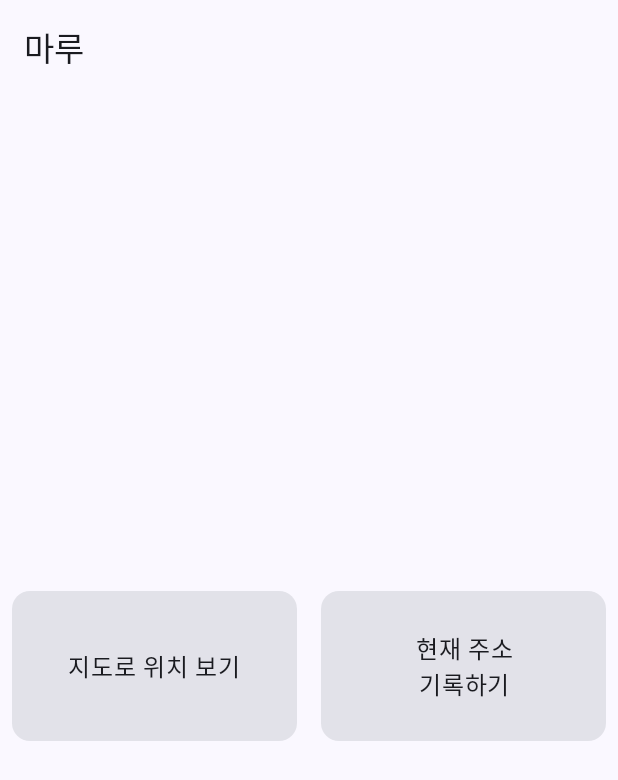
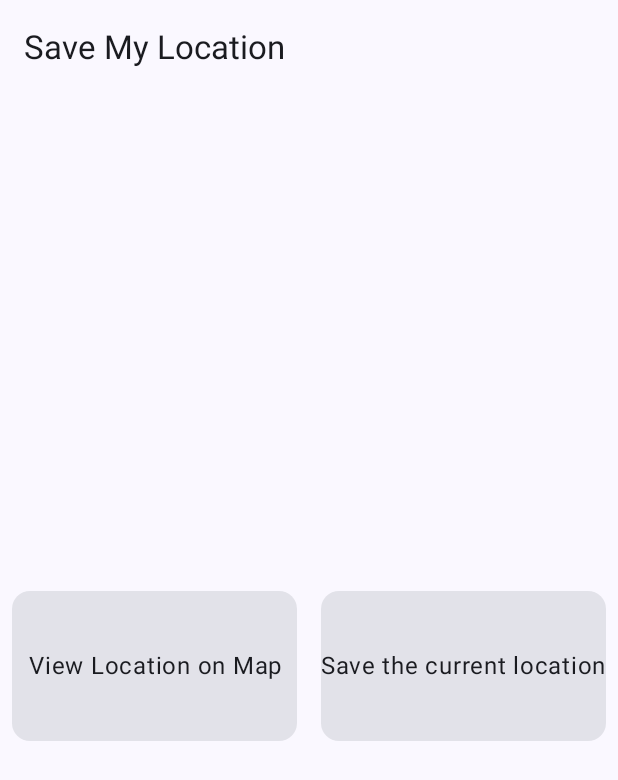
Before and after one commit to spicypunch/RecordLocation, an Android app built with Jetpack Compose: the screen it shows after launch (MainActivity), on a phone screen of 412 x 824 dp. Shown: the top 780 px of the screen. Run offline under Robolectric (Android 15) with nearby library versions, the phone set to English and light mode, and no system bars; libraries missing offline, so code that uses them is left out: com.gun0912.tedpermission; 1 statement that could not run was skipped.

Commit message:
문구 변경

```diff
--- a/app/src/main/AndroidManifest.xml
+++ b/app/src/main/AndroidManifest.xml
@@ -4,6 +4,7 @@
 
     <uses-permission android:name="android.permission.ACCESS_FINE_LOCATION" />
     <uses-permission android:name="android.permission.ACCESS_COARSE_LOCATION" />
+
     <application
         android:allowBackup="true"
         android:dataExtractionRules="@xml/data_extraction_rules"
@@ -17,12 +18,10 @@
 
         <meta-data
             android:name="com.google.android.geo.API_KEY"
-            android:value="AIzaSyDLKNEuH5RXzQMOAEZJmlNz5iGlcB8mFAM"
-            />
+            android:value="${GOOGLE_MAP_API_KEY}" />
         <activity
             android:name=".MainActivity"
             android:exported="true"
-            android:label="@string/app_name"
             android:theme="@style/Theme.RecordLocation">
             <intent-filter>
                 <action android:name="android.intent.action.MAIN" />
--- a/app/src/main/java/kr/jm/recordlocation/HomeScreen.kt
+++ b/app/src/main/java/kr/jm/recordlocation/HomeScreen.kt
@@ -24,7 +24,7 @@ import androidx.compose.ui.unit.dp
 fun HomeScreen(onClicked: (Int) -> Unit) {
     Scaffold(
         topBar = {
-            TopAppBar(title = { Text(text = "마루") })
+            TopAppBar(title = { Text(text = "Save My Location") })
         }
     ) {
         Box(
@@ -41,12 +41,10 @@ fun HomeScreen(onClicked: (Int) -> Unit) {
                         .padding(8.dp)
                         .weight(1f)
                         .height(100.dp)
-                        .combinedClickable(
-                            onClick = { onClicked(1) },
-                        )
+                        .clickable { onClicked(1) },
                 ) {
                     Box(contentAlignment = Alignment.Center, modifier = Modifier.fillMaxSize()) {
-                        Text(text = "지도로 위치 보기", textAlign = TextAlign.Center)
+                        Text(text = "View Location on Map", textAlign = TextAlign.Center)
                     }
                 }
                 Card(
@@ -57,7 +55,7 @@ fun HomeScreen(onClicked: (Int) -> Unit) {
                         .clickable { onClicked(2) }
                 ) {
                     Box(contentAlignment = Alignment.Center, modifier = Modifier.fillMaxSize()) {
-                        Text(text = "현재 주소\n기록하기", textAlign = TextAlign.Center)
+                        Text(text = "Save the current location", textAlign = TextAlign.Center)
                     }
                 }
             }
--- a/app/src/main/java/kr/jm/recordlocation/MainActivity.kt
+++ b/app/src/main/java/kr/jm/recordlocation/MainActivity.kt
@@ -54,7 +54,7 @@ fun App(context: Context) {
                         scope.launch {
                             dataStore.saveLatitude(latLng.latitude)
                             dataStore.saveLongitude(latLng.longitude)
-                            Toast.makeText(context, "기록 되었습니다.", Toast.LENGTH_SHORT).show()
+                            Toast.makeText(context, "location has been saved.", Toast.LENGTH_SHORT).show()
                         }
                     }
                 }
@@ -70,18 +70,17 @@ private fun requestPermission(context: Context) {
     TedPermission.create()
         .setPermissionListener(object : PermissionListener {
             override fun onPermissionGranted() {
-                // TODO:
             }
 
             override fun onPermissionDenied(deniedPermissions: List<String>) {
                 Toast.makeText(
                     context,
-                    "권한을 허가해주세요.",
+                    "permission request",
                     Toast.LENGTH_SHORT
                 ).show()
             }
         })
-        .setDeniedMessage("권한을 허용해주세요. [설정] > [앱 및 알림] > [고급] > [앱 권한]")
+        .setDeniedMessage("Please grant permission. [Settings] > [Apps & notifications] > [Advanced] > [App permissions]")
         .setPermissions(
             android.Manifest.permission.ACCESS_FINE_LOCATION,
             android.Manifest.permission.ACCESS_COARSE_LOCATION
--- a/app/src/main/res/values/strings.xml
+++ b/app/src/main/res/values/strings.xml
@@ -1,3 +1,3 @@
 <resources>
-    <string name="app_name">RecordLocation</string>
+    <string name="app_name">Save My Location</string>
 </resources>
--- a/build.gradle.kts
+++ b/build.gradle.kts
@@ -2,5 +2,5 @@
 plugins {
     id("com.android.application") version "8.1.1" apply false
     id("org.jetbrains.kotlin.android") version "1.8.10" apply false
-    id("com.google.android.libraries.mapsplatform.secrets-gradle-plugin") version "2.0.1" apply false
+    id("com.google.gms.google-services") version "4.4.0" apply false
 }
```
Also changed, not shown: app/build.gradle.kts (+13 -2 lines).
